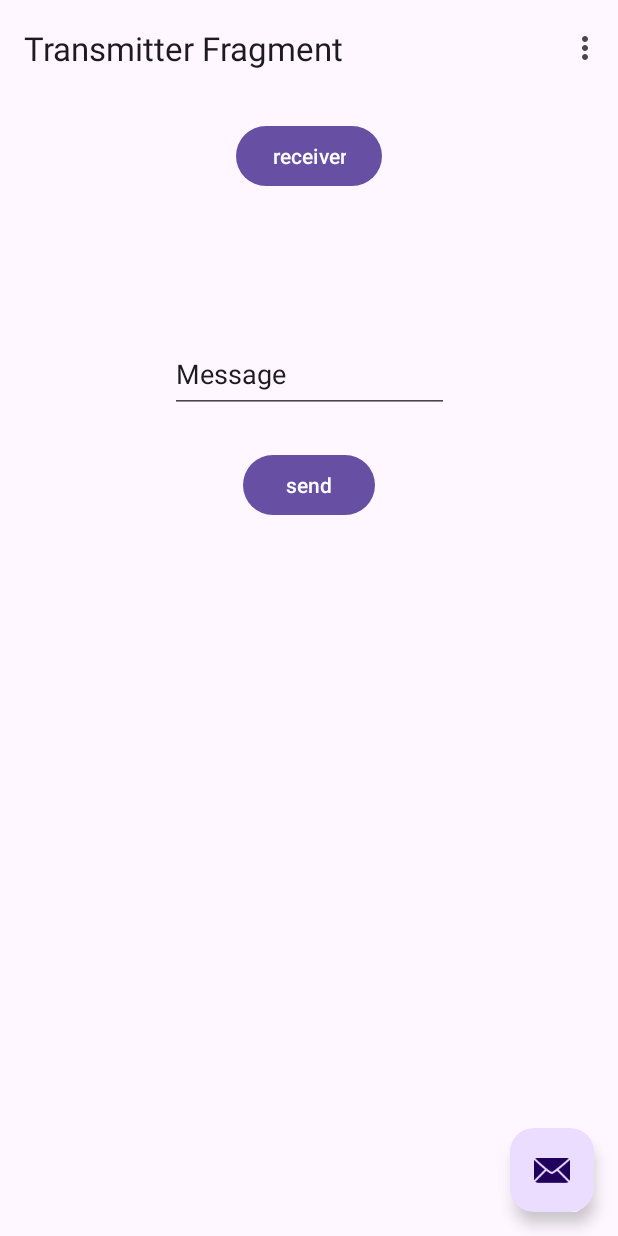
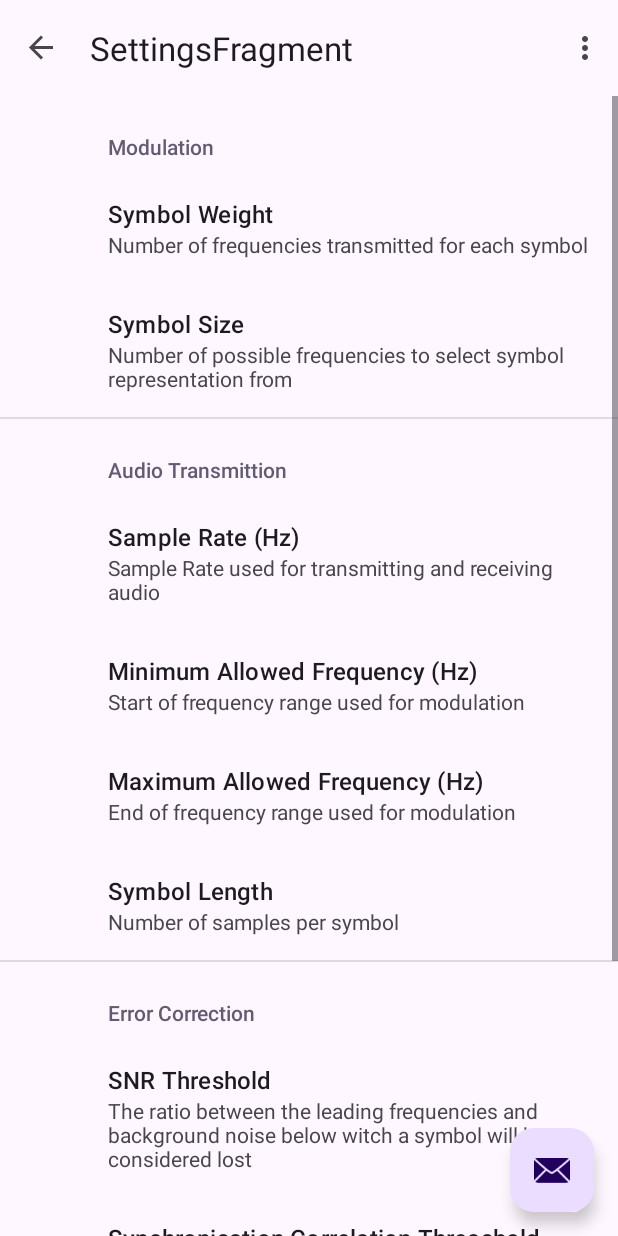
Before and after one commit to moriyaohana/ECC-Project, an Android app: the screen it shows after launch (MainActivity), in the options menu, after a tap on "Settings", on a phone screen of 412 x 824 dp. Run offline under Robolectric (Android 15) with nearby library versions, the phone set to English and light mode, and no system bars; our stand-ins replace androidx.preference, navigation-ui; libraries missing offline, so code that uses them is left out: com.chaquo.python; 3 statements that could not run were skipped.

Commit message:
Added settings fragment

```diff
--- a/TextOverAudioApp/app/src/main/java/com/sipl/textoveraudioapp/MainActivity.kt
+++ b/TextOverAudioApp/app/src/main/java/com/sipl/textoveraudioapp/MainActivity.kt
@@ -45,7 +45,11 @@ class MainActivity : AppCompatActivity() {
         // automatically handle clicks on the Home/Up button, so long
         // as you specify a parent activity in AndroidManifest.xml.
         return when (item.itemId) {
-            R.id.action_settings -> true
+            R.id.action_settings -> {
+                findNavController(R.id.nav_host_fragment_content_main).navigate(R.id.action_global_settingsFragment)
+                true
+            }
+
             else -> super.onOptionsItemSelected(item)
         }
     }
--- /dev/null
+++ b/TextOverAudioApp/app/src/main/java/com/sipl/textoveraudioapp/SettingsFragment.kt
@@ -0,0 +1,30 @@
+package com.sipl.textoveraudioapp
+
+import android.os.Bundle
+import android.text.InputType
+import androidx.preference.EditTextPreference
+import androidx.preference.PreferenceFragmentCompat
+
+class SettingsFragment : PreferenceFragmentCompat() {
+
+    override fun onCreatePreferences(savedInstanceState: Bundle?, rootKey: String?) {
+        setPreferencesFromResource(R.xml.preferences, rootKey)
+        setEditTextPreferencesToNumberInput("samples_per_symbol")
+        setEditTextPreferencesToNumberInput("frequency_range_start_hz")
+        setEditTextPreferencesToNumberInput("frequency_range_end_hz")
+        setEditTextPreferencesToNumberInput("symbol_size")
+        setEditTextPreferencesToNumberInput("symbol_weight")
+        setEditTextPreferencesToNumberInput("sample_rate_hz")
+        setEditTextPreferencesToNumberInput("ecc_symbols")
+        setEditTextPreferencesToNumberInput("ecc_block")
+        setEditTextPreferencesToNumberInput("snr_threshold")
+        setEditTextPreferencesToNumberInput("correlation_threshold")
+    }
+
+    private fun setEditTextPreferencesToNumberInput(key: String) {
+        val preference = preferenceScreen.findPreference<EditTextPreference>(key)
+        preference!!.setOnBindEditTextListener { editText ->
+            editText.inputType = InputType.TYPE_CLASS_NUMBER
+        }
+    }
+}
--- a/TextOverAudioApp/app/src/main/res/navigation/nav_graph.xml
+++ b/TextOverAudioApp/app/src/main/res/navigation/nav_graph.xml
@@ -25,4 +25,9 @@
             android:id="@+id/action_ReceiverFragment_to_TransmitterFragment"
             app:destination="@id/TranmitterFragment" />
     </fragment>
+    <fragment
+        android:id="@+id/settingsFragment"
+        android:name="com.sipl.textoveraudioapp.SettingsFragment"
+        android:label="SettingsFragment" /><action android:id="@+id/action_global_settingsFragment" app:destination="@id/settingsFragment"/>
+
 </navigation>
```
